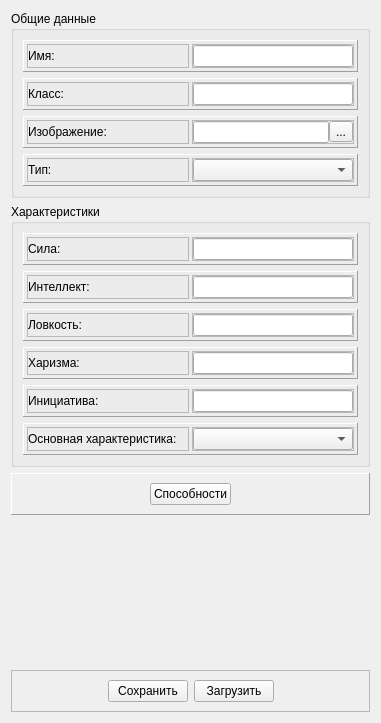
Old version of the form forms/fmaddperson.ui in the repository hospitaler17/gamehelper.
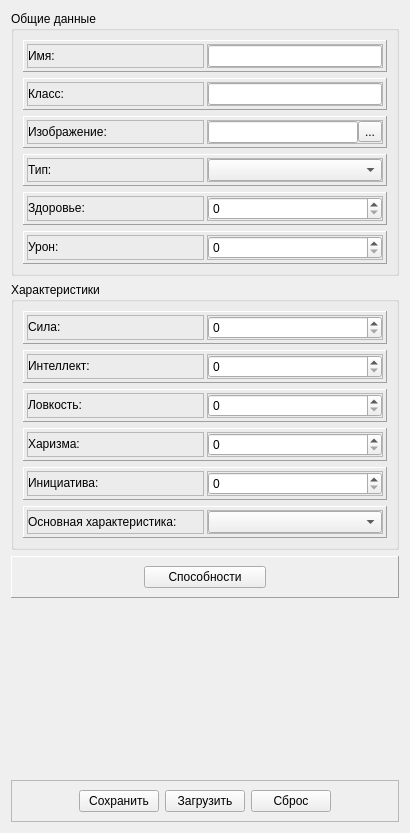
New version of the form.

```diff
--- a/forms/fmaddperson.ui
+++ b/forms/fmaddperson.ui
@@ -6,8 +6,8 @@
    <rect>
     <x>0</x>
     <y>0</y>
-    <width>381</width>
-    <height>723</height>
+    <width>410</width>
+    <height>833</height>
    </rect>
   </property>
   <property name="windowTitle">
@@ -496,6 +496,230 @@
         </layout>
        </widget>
       </item>
+      <item>
+       <widget class="QFrame" name="frame_health">
+        <property name="frameShape">
+         <enum>QFrame::Panel</enum>
+        </property>
+        <property name="frameShadow">
+         <enum>QFrame::Raised</enum>
+        </property>
+        <layout class="QHBoxLayout" name="horizontalLayout_39">
+         <property name="spacing">
+          <number>3</number>
+         </property>
+         <property name="sizeConstraint">
+          <enum>QLayout::SetDefaultConstraint</enum>
+         </property>
+         <property name="leftMargin">
+          <number>3</number>
+         </property>
+         <property name="topMargin">
+          <number>3</number>
+         </property>
+         <property name="rightMargin">
+          <number>3</number>
+         </property>
+         <property name="bottomMargin">
+          <number>3</number>
+         </property>
+         <item>
+          <widget class="QFrame" name="frame_left_12">
+           <property name="sizePolicy">
+            <sizepolicy hsizetype="Preferred" vsizetype="Preferred">
+             <horstretch>50</horstretch>
+             <verstretch>0</verstretch>
+            </sizepolicy>
+           </property>
+           <property name="frameShape">
+            <enum>QFrame::StyledPanel</enum>
+           </property>
+           <property name="frameShadow">
+            <enum>QFrame::Raised</enum>
+           </property>
+           <layout class="QHBoxLayout" name="horizontalLayout_40">
+            <property name="spacing">
+             <number>0</number>
+            </property>
+            <property name="leftMargin">
+             <number>0</number>
+            </property>
+            <property name="topMargin">
+             <number>0</number>
+            </property>
+            <property name="rightMargin">
+             <number>0</number>
+            </property>
+            <property name="bottomMargin">
+             <number>0</number>
+            </property>
+            <item>
+             <widget class="QLabel" name="lbl_health">
+              <property name="sizePolicy">
+               <sizepolicy hsizetype="Preferred" vsizetype="Maximum">
+                <horstretch>0</horstretch>
+                <verstretch>50</verstretch>
+               </sizepolicy>
+              </property>
+              <property name="text">
+               <string>Здоровье:</string>
+              </property>
+             </widget>
+            </item>
+           </layout>
+          </widget>
+         </item>
+         <item>
+          <widget class="QFrame" name="frame_right_12">
+           <property name="sizePolicy">
+            <sizepolicy hsizetype="Preferred" vsizetype="Preferred">
+             <horstretch>50</horstretch>
+             <verstretch>0</verstretch>
+            </sizepolicy>
+           </property>
+           <property name="frameShape">
+            <enum>QFrame::StyledPanel</enum>
+           </property>
+           <property name="frameShadow">
+            <enum>QFrame::Raised</enum>
+           </property>
+           <layout class="QHBoxLayout" name="horizontalLayout_41">
+            <property name="spacing">
+             <number>0</number>
+            </property>
+            <property name="leftMargin">
+             <number>0</number>
+            </property>
+            <property name="topMargin">
+             <number>0</number>
+            </property>
+            <property name="rightMargin">
+             <number>0</number>
+            </property>
+            <property name="bottomMargin">
+             <number>0</number>
+            </property>
+            <item>
+             <widget class="QSpinBox" name="sb_health"/>
+            </item>
+           </layout>
+          </widget>
+         </item>
+        </layout>
+       </widget>
+      </item>
+      <item>
+       <widget class="QFrame" name="frame_damage">
+        <property name="frameShape">
+         <enum>QFrame::Panel</enum>
+        </property>
+        <property name="frameShadow">
+         <enum>QFrame::Raised</enum>
+        </property>
+        <layout class="QHBoxLayout" name="horizontalLayout_36">
+         <property name="spacing">
+          <number>3</number>
+         </property>
+         <property name="sizeConstraint">
+          <enum>QLayout::SetDefaultConstraint</enum>
+         </property>
+         <property name="leftMargin">
+          <number>3</number>
+         </property>
+         <property name="topMargin">
+          <number>3</number>
+         </property>
+         <property name="rightMargin">
+          <number>3</number>
+         </property>
+         <property name="bottomMargin">
+          <number>3</number>
+         </property>
+         <item>
+          <widget class="QFrame" name="frame_left_11">
+           <property name="sizePolicy">
+            <sizepolicy hsizetype="Preferred" vsizetype="Preferred">
+             <horstretch>50</horstretch>
+             <verstretch>0</verstretch>
+            </sizepolicy>
+           </property>
+           <property name="frameShape">
+            <enum>QFrame::StyledPanel</enum>
+           </property>
+           <property name="frameShadow">
+            <enum>QFrame::Raised</enum>
+           </property>
+           <layout class="QHBoxLayout" name="horizontalLayout_37">
+            <property name="spacing">
+             <number>0</number>
+            </property>
+            <property name="leftMargin">
+             <number>0</number>
+            </property>
+            <property name="topMargin">
+             <number>0</number>
+            </property>
+            <property name="rightMargin">
+             <number>0</number>
+            </property>
+            <property name="bottomMargin">
+             <number>0</number>
+            </property>
+            <item>
+             <widget class="QLabel" name="lbl_damage">
+              <property name="sizePolicy">
+               <sizepolicy hsizetype="Preferred" vsizetype="Maximum">
+                <horstretch>0</horstretch>
+                <verstretch>50</verstretch>
+               </sizepolicy>
+              </property>
+              <property name="text">
+               <string>Урон:</string>
+              </property>
+             </widget>
+            </item>
+           </layout>
+          </widget>
+         </item>
+         <item>
+          <widget class="QFrame" name="frame_right_11">
+           <property name="sizePolicy">
+            <sizepolicy hsizetype="Preferred" vsizetype="Preferred">
+             <horstretch>50</horstretch>
+             <verstretch>0</verstretch>
+            </sizepolicy>
+           </property>
+           <property name="frameShape">
+            <enum>QFrame::StyledPanel</enum>
+           </property>
+           <property name="frameShadow">
+            <enum>QFrame::Raised</enum>
+           </property>
+           <layout class="QHBoxLayout" name="horizontalLayout_38">
+            <property name="spacing">
+             <number>0</number>
+            </property>
+            <property name="leftMargin">
+             <number>0</number>
+            </property>
+            <property name="topMargin">
+             <number>0</number>
+            </property>
+            <property name="rightMargin">
+             <number>0</number>
+            </property>
+            <property name="bottomMargin">
+             <number>0</number>
+            </property>
+            <item>
+             <widget class="QSpinBox" name="sb_damage"/>
+            </item>
+           </layout>
+          </widget>
+         </item>
+        </layout>
+       </widget>
+      </item>
      </layout>
     </widget>
    </item>
@@ -609,14 +833,7 @@
              <number>0</number>
             </property>
             <item>
-             <widget class="QLineEdit" name="le_strength">
-              <property name="sizePolicy">
-               <sizepolicy hsizetype="Expanding" vsizetype="Maximum">
-                <horstretch>0</horstretch>
-                <verstretch>0</verstretch>
-               </sizepolicy>
-              </property>
-             </widget>
+             <widget class="QSpinBox" name="sb_strength"/>
             </item>
            </layout>
           </widget>
@@ -728,14 +945,7 @@
              <number>0</number>
             </property>
             <item>
-             <widget class="QLineEdit" name="le_Intelligence">
-              <property name="sizePolicy">
-               <sizepolicy hsizetype="Expanding" vsizetype="Maximum">
-                <horstretch>0</horstretch>
-                <verstretch>0</verstretch>
-               </sizepolicy>
-              </property>
-             </widget>
+             <widget class="QSpinBox" name="sb_intelligence"/>
             </item>
            </layout>
           </widget>
@@ -847,14 +1057,7 @@
              <number>0</number>
             </property>
             <item>
-             <widget class="QLineEdit" name="le_agility">
-              <property name="sizePolicy">
-               <sizepolicy hsizetype="Expanding" vsizetype="Maximum">
-                <horstretch>0</horstretch>
-                <verstretch>0</verstretch>
-               </sizepolicy>
-              </property>
-             </widget>
+             <widget class="QSpinBox" name="sb_agility"/>
             </item>
            </layout>
           </widget>
@@ -966,14 +1169,7 @@
              <number>0</number>
             </property>
             <item>
-             <widget class="QLineEdit" name="le_charisma">
-              <property name="sizePolicy">
-               <sizepolicy hsizetype="Expanding" vsizetype="Maximum">
-                <horstretch>0</horstretch>
-                <verstretch>0</verstretch>
-               </sizepolicy>
-              </property>
-             </widget>
+             <widget class="QSpinBox" name="sb_charisma"/>
             </item>
            </layout>
           </widget>
@@ -1085,14 +1281,7 @@
              <number>0</number>
             </property>
             <item>
-             <widget class="QLineEdit" name="le_initiative">
-              <property name="sizePolicy">
-               <sizepolicy hsizetype="Expanding" vsizetype="Maximum">
-                <horstretch>0</horstretch>
-                <verstretch>0</verstretch>
-               </sizepolicy>
-              </property>
-             </widget>
+             <widget class="QSpinBox" name="sb_initiative"/>
             </item>
            </layout>
           </widget>
@@ -1240,7 +1429,7 @@
       <item>
        <widget class="QPushButton" name="pb_spells">
         <property name="sizePolicy">
-         <sizepolicy hsizetype="Maximum" vsizetype="Maximum">
+         <sizepolicy hsizetype="Expanding" vsizetype="Maximum">
           <horstretch>0</horstretch>
           <verstretch>0</verstretch>
          </sizepolicy>
@@ -1327,6 +1516,19 @@
         </property>
        </widget>
       </item>
+      <item>
+       <widget class="QPushButton" name="pushButton">
+        <property name="sizePolicy">
+         <sizepolicy hsizetype="Maximum" vsizetype="Maximum">
+          <horstretch>0</horstretch>
+          <verstretch>0</verstretch>
+         </sizepolicy>
+        </property>
+        <property name="text">
+         <string>Сброс</string>
+        </property>
+       </widget>
+      </item>
       <item>
        <spacer name="horizontalSpacer_2">
         <property name="orientation">
```
